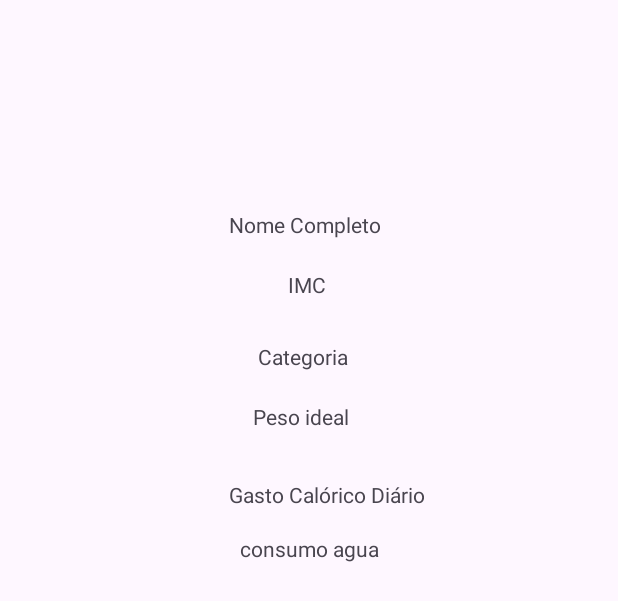
After one commit to FranciscoGMaldonado/ImFitPlus, an Android app: the layout resumo_saude.xml on its own in the app's theme, with its tools: preview values and no code run, on a phone screen of 412 x 824 dp. The commit adds this screen. Shown: the top 601 px of the screen. Run offline under Robolectric (Android 15) with nearby library versions, the phone set to English and light mode, and no system bars.

```diff
--- a/app/src/main/AndroidManifest.xml
+++ b/app/src/main/AndroidManifest.xml
@@ -16,6 +16,7 @@
         <activity android:name=".CalculoImcActivity"/>
         <activity android:name=".CalculoTmbActivity"/>
         <activity android:name=".PesoIdealActivity"/>
+        <activity android:name=".ResumoSaudeActivity"/>
 
         <activity
             android:name=".MainActivity"
--- a/app/src/main/java/br/edu/ifsp/scl/ads/prdm/sc3039111/ImFitPlus/CalculoImcActivity.kt
+++ b/app/src/main/java/br/edu/ifsp/scl/ads/prdm/sc3039111/ImFitPlus/CalculoImcActivity.kt
@@ -48,6 +48,9 @@ class CalculoImcActivity : AppCompatActivity(){
             intent.putExtra("peso", peso)
             intent.putExtra("altura", altura)
             intent.putExtra("atividade", atividade)
+            intent.putExtra("nome", nome)
+            intent.putExtra("categoria", categoria)
+            intent.putExtra("imc", imc)
             startActivity(intent)
         }
 
--- /dev/null
+++ b/app/src/main/res/layout/resumo_saude.xml
@@ -0,0 +1,76 @@
+<?xml version="1.0" encoding="utf-8"?>
+<androidx.constraintlayout.widget.ConstraintLayout xmlns:android="http://schemas.android.com/apk/res/android"
+    android:layout_width="match_parent"
+    android:layout_height="match_parent"
+    xmlns:tools="http://schemas.android.com/tools"
+    xmlns:app="http://schemas.android.com/apk/res-auto"
+    tools:context=".ResumoSaudeActivity">
+
+    <TextView
+        android:id="@+id/nomeResumo"
+        android:layout_width="wrap_content"
+        android:layout_height="wrap_content"
+        android:layout_marginStart="152dp"
+        android:layout_marginTop="140dp"
+        android:gravity="center"
+        android:text="@string/nome_completo"
+        app:layout_constraintStart_toStartOf="parent"
+        app:layout_constraintTop_toTopOf="parent" />
+
+    <TextView
+        android:id="@+id/imcResumo"
+        android:layout_width="wrap_content"
+        android:layout_height="wrap_content"
+        android:layout_marginStart="192dp"
+        android:layout_marginTop="180dp"
+        android:gravity="center"
+        android:text="@string/imc"
+        app:layout_constraintStart_toStartOf="parent"
+        app:layout_constraintTop_toTopOf="parent" />
+
+    <TextView
+        android:id="@+id/categoriaResumo"
+        android:layout_width="wrap_content"
+        android:layout_height="wrap_content"
+        android:layout_marginStart="172dp"
+        android:gravity="center"
+        android:layout_marginTop="228dp"
+        android:text="@string/categoria"
+        app:layout_constraintStart_toStartOf="parent"
+        app:layout_constraintTop_toTopOf="parent" />
+
+    <TextView
+        android:id="@+id/pesoIdealResumo"
+        android:layout_width="wrap_content"
+        android:layout_height="wrap_content"
+        android:layout_marginStart="168dp"
+        android:gravity="center"
+        android:layout_marginTop="268dp"
+        android:text="@string/peso_ideal"
+        app:layout_constraintStart_toStartOf="parent"
+        app:layout_constraintTop_toTopOf="parent" />
+
+    <TextView
+        android:id="@+id/gastoResumo"
+        android:layout_width="wrap_content"
+        android:layout_height="wrap_content"
+        android:layout_marginStart="152dp"
+        android:gravity="center"
+        android:layout_marginTop="320dp"
+        android:text="@string/gasto_cal_rico_di_rio"
+        app:layout_constraintStart_toStartOf="parent"
+        app:layout_constraintTop_toTopOf="parent" />
+
+    <TextView
+        android:id="@+id/aguaResumo"
+        android:layout_width="wrap_content"
+        android:layout_height="wrap_content"
+        android:layout_marginStart="160dp"
+        android:layout_marginTop="356dp"
+        android:gravity="center"
+        android:text="@string/consumo_agua"
+        app:layout_constraintStart_toStartOf="parent"
+        app:layout_constraintTop_toTopOf="parent" />
+
+
+</androidx.constraintlayout.widget.ConstraintLayout>
--- a/app/src/main/res/values/strings.xml
+++ b/app/src/main/res/values/strings.xml
@@ -27,6 +27,10 @@
     <string name="gasto">Gasto</string>
     <string name="calcular_gasto_cal_rico">Calcular Gasto Calórico</string>
     <string name="voltar_ao_formul_rio">Voltar ao Formulário</string>
+    <string name="nomeresumo">nomeResumo</string>
+    <string name="pesoidealresumo">pesoIdealResumo</string>
+    <string name="consumo_agua">consumo agua</string>
+    <string name="resumo_da_s_ude">Resumo da Sáude</string>
     <string-array name="niveis_atividade">
         <item>Sedentário</item>
         <item>Leve</item>
--- a/gradle/libs.versions.toml
+++ b/gradle/libs.versions.toml
@@ -1,13 +1,13 @@
 [versions]
-agp = "8.13.0"
+agp = "8.8.0"
 kotlin = "2.0.21"
-coreKtx = "1.17.0"
+coreKtx = "1.16.0"
 junit = "4.13.2"
 junitVersion = "1.3.0"
 espressoCore = "3.7.0"
 appcompat = "1.7.1"
 material = "1.13.0"
-activity = "1.11.0"
+activity = "1.10.0"
 constraintlayout = "2.2.1"
 
 [libraries]
```
Also changed, not shown: app/src/main/java/br/edu/ifsp/scl/ads/prdm/sc3039111/ImFitPlus/CalculoTmbActivity.kt (+7 -0 lines), app/src/main/java/br/edu/ifsp/scl/ads/prdm/sc3039111/ImFitPlus/PesoIdealActivity.kt (+16 -0 lines), app/src/main/java/br/edu/ifsp/scl/ads/prdm/sc3039111/ImFitPlus/ResumoSaudeActivity.kt (added, +32 -0 lines), app/src/main/res/layout/peso_tela.xml (+12 -2 lines).
